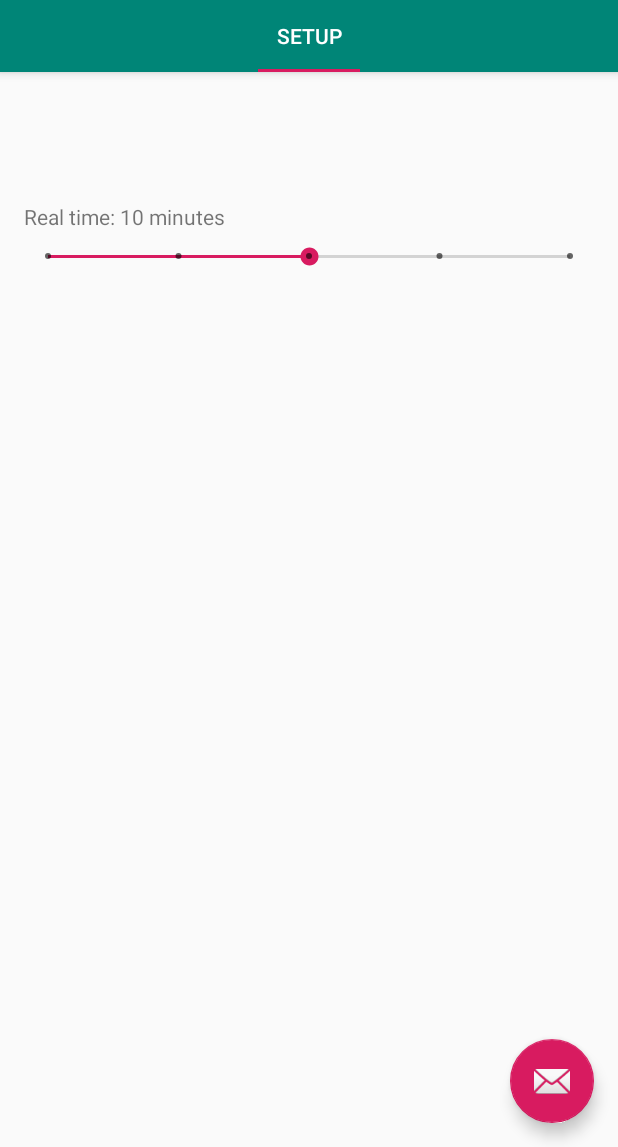
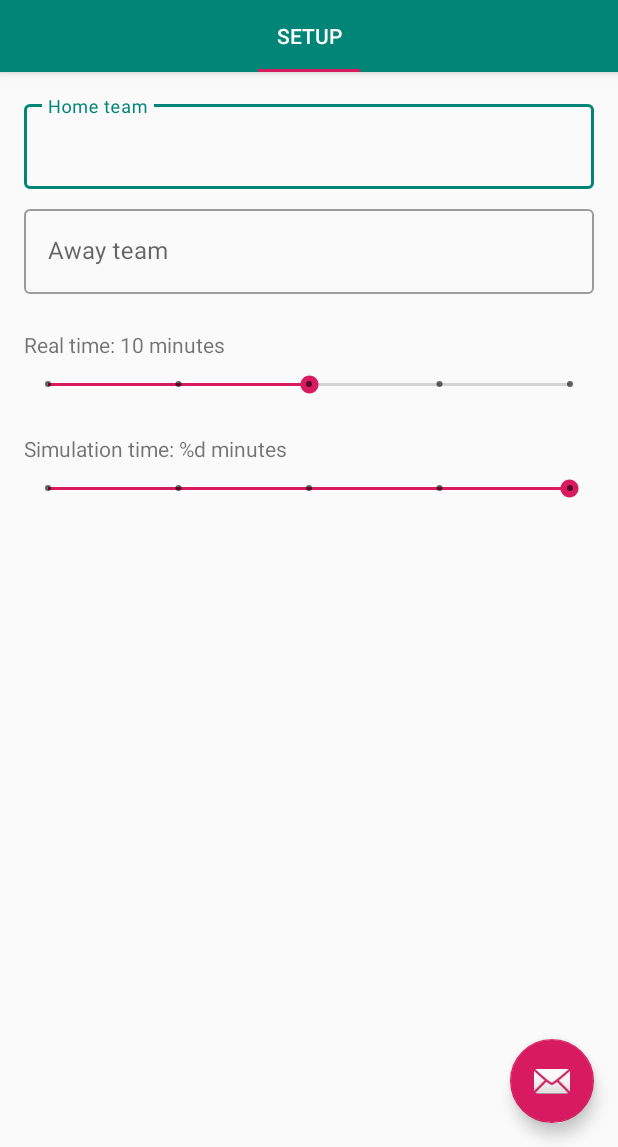
Before and after one commit to tlozzer/Scoreboard, an Android app: the screen it shows after launch (MainActivity), on a phone screen of 412 x 824 dp, the part 89-1236 px from its top. Run offline under Robolectric (Android 15) with nearby library versions, the phone set to English and light mode, and no system bars.

Commit message:
Finished setup layout file

```diff
--- a/app/build.gradle
+++ b/app/build.gradle
@@ -29,8 +29,10 @@ dependencies {
     implementation 'androidx.core:core-ktx:1.1.0'
     implementation 'com.google.android.material:material:1.0.0'
     implementation 'androidx.constraintlayout:constraintlayout:1.1.3'
-    implementation 'androidx.lifecycle:lifecycle-extensions:2.1.0'
     testImplementation 'junit:junit:4.12'
     androidTestImplementation 'androidx.test.ext:junit:1.1.1'
     androidTestImplementation 'androidx.test.espresso:espresso-core:3.2.0'
+
+    // LiveData and ViewModel
+    implementation 'androidx.lifecycle:lifecycle-extensions:2.1.0'
 }
--- a/app/src/main/java/br/com/zipvix/sportsscoreboard/SetupFragment.kt
+++ b/app/src/main/java/br/com/zipvix/sportsscoreboard/SetupFragment.kt
@@ -19,7 +19,7 @@ class SetupFragment : Fragment(), SeekBar.OnSeekBarChangeListener {
 
     override fun onCreate(savedInstanceState: Bundle?) {
         super.onCreate(savedInstanceState)
-        viewModel = ViewModelProviders.of(this)[MainViewModel::class.java]
+        viewModel = ViewModelProviders.of(activity!!)[MainViewModel::class.java]
     }
 
     override fun onCreateView(
--- a/app/src/main/java/br/com/zipvix/sportsscoreboard/adapter/SectionsPagerAdapter.kt
+++ b/app/src/main/java/br/com/zipvix/sportsscoreboard/adapter/SectionsPagerAdapter.kt
@@ -17,7 +17,7 @@ private val TAB_TITLES = arrayOf(
  * one of the sections/tabs/pages.
  */
 class SectionsPagerAdapter(private val context: Context, fm: FragmentManager) :
-    FragmentPagerAdapter(fm) {
+    FragmentPagerAdapter(fm, BEHAVIOR_RESUME_ONLY_CURRENT_FRAGMENT) {
 
     override fun getItem(position: Int): Fragment {
         // getItem is called to instantiate the fragment for the given page.
--- a/app/src/main/java/br/com/zipvix/sportsscoreboard/viewmodel/MainViewModel.kt
+++ b/app/src/main/java/br/com/zipvix/sportsscoreboard/viewmodel/MainViewModel.kt
@@ -8,8 +8,7 @@ import androidx.lifecycle.MutableLiveData
 class MainViewModel(application: Application) : AndroidViewModel(application) {
 
     private val realTime: MutableLiveData<Int> = MutableLiveData(getRealTimeFromSeekBarProgress(2))
-    var seekBarProgress: Int = 2
-        private set
+    private var seekBarProgress: Int = 2
 
     fun setSeekBarProgress(value: Int) {
         seekBarProgress = value
--- a/app/src/main/res/layout/fragment_main.xml
+++ b/app/src/main/res/layout/fragment_main.xml
@@ -8,36 +8,52 @@
     android:padding="16dp"
     tools:context=".MainActivity">
 
-    <TextView
-        android:id="@+id/home_name"
+    <com.google.android.material.textfield.TextInputLayout
+        android:id="@+id/home_name_text_input"
+        style="@style/Widget.MaterialComponents.TextInputLayout.OutlinedBox"
         android:layout_width="0dp"
         android:layout_height="wrap_content"
-        android:contentDescription="@string/home_team_content"
+        android:hint="@string/home_team_hint"
         app:layout_constraintEnd_toEndOf="parent"
         app:layout_constraintStart_toStartOf="parent"
-        app:layout_constraintTop_toTopOf="parent"
-        tools:text="Bayern de Munique" />
+        app:layout_constraintTop_toTopOf="parent">
 
-    <TextView
-        android:id="@+id/away_name"
+        <com.google.android.material.textfield.TextInputEditText
+            android:id="@+id/home_team_edit"
+            android:layout_width="match_parent"
+            android:layout_height="wrap_content"
+            tools:text="Bayern de Munique"/>
+
+    </com.google.android.material.textfield.TextInputLayout>
+
+    <com.google.android.material.textfield.TextInputLayout
+        android:id="@+id/away_name_text_input"
+        style="@style/Widget.MaterialComponents.TextInputLayout.OutlinedBox"
         android:layout_width="0dp"
         android:layout_height="wrap_content"
-        android:layout_marginTop="16dp"
-        android:contentDescription="@string/away_team_content"
+        android:layout_marginTop="8dp"
+        android:hint="@string/away_team_hint"
         app:layout_constraintEnd_toEndOf="parent"
         app:layout_constraintStart_toStartOf="parent"
-        app:layout_constraintTop_toBottomOf="@+id/home_name"
-        tools:text="Polonia" />
+        app:layout_constraintTop_toBottomOf="@id/home_name_text_input">
+
+        <com.google.android.material.textfield.TextInputEditText
+            android:id="@+id/away_team_edit"
+            android:layout_width="match_parent"
+            android:layout_height="wrap_content"
+            tools:text="Polonia" />
+
+    </com.google.android.material.textfield.TextInputLayout>
 
     <TextView
         android:id="@+id/time_label"
         android:layout_width="0dp"
         android:layout_height="wrap_content"
-        android:layout_marginTop="16dp"
+        android:layout_marginTop="24dp"
         android:text="@string/real_time_label"
         app:layout_constraintEnd_toEndOf="parent"
         app:layout_constraintStart_toStartOf="parent"
-        app:layout_constraintTop_toBottomOf="@+id/away_name" />
+        app:layout_constraintTop_toBottomOf="@+id/away_name_text_input" />
 
     <SeekBar
         android:id="@+id/real_time"
@@ -48,8 +64,29 @@
         android:max="4"
         android:progress="2"
         app:layout_constraintEnd_toEndOf="parent"
-        app:layout_constraintHorizontal_bias="0.093"
         app:layout_constraintStart_toStartOf="parent"
         app:layout_constraintTop_toBottomOf="@+id/time_label" />
 
+    <TextView
+        android:id="@+id/sim_time_label"
+        android:layout_width="0dp"
+        android:layout_height="wrap_content"
+        android:layout_marginTop="24dp"
+        android:text="@string/sim_time_label"
+        app:layout_constraintEnd_toEndOf="parent"
+        app:layout_constraintStart_toStartOf="parent"
+        app:layout_constraintTop_toBottomOf="@+id/real_time" />
+
+    <SeekBar
+        android:id="@+id/sim_time"
+        style="@style/Widget.AppCompat.SeekBar.Discrete"
+        android:layout_width="0dp"
+        android:layout_height="wrap_content"
+        android:layout_marginTop="8dp"
+        android:max="4"
+        android:progress="4"
+        app:layout_constraintEnd_toEndOf="parent"
+        app:layout_constraintStart_toStartOf="parent"
+        app:layout_constraintTop_toBottomOf="@+id/sim_time_label" />
+
 </androidx.constraintlayout.widget.ConstraintLayout>
--- a/app/src/main/res/values/strings.xml
+++ b/app/src/main/res/values/strings.xml
@@ -5,4 +5,7 @@
     <string name="home_team_content">Home team name</string>
     <string name="away_team_content">Away team name</string>
     <string name="real_time_label">Real time: %d minutes</string>
+    <string name="home_team_hint">Home team</string>
+    <string name="away_team_hint">Away team</string>
+    <string name="sim_time_label">Simulation time: %d minutes</string>
 </resources>
```
